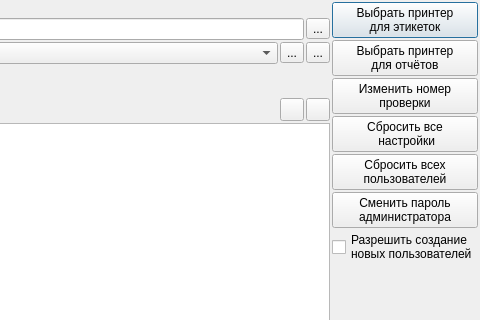
This is src/SettingsDialog.ui in Nodens-LOTGA/CircuitTester as Qt 5 draws it before an edit; both pictures show x 870 to 1350 and y 0 to 320 of the 1350 by 628 pixel window. The edited form follows.
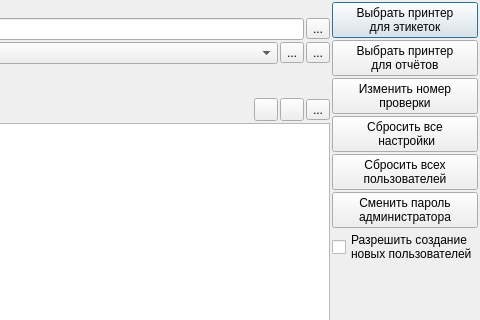
This is the edited form. Icons and pictures are not drawn.

```diff
--- a/src/SettingsDialog.ui
+++ b/src/SettingsDialog.ui
@@ -289,6 +289,17 @@
          </property>
         </widget>
        </item>
+       <item>
+        <widget class="QToolButton" name="editTB">
+         <property name="text">
+          <string>...</string>
+         </property>
+         <property name="icon">
+          <iconset resource="../resources/resources.qrc">
+           <normaloff>:/icon/edit.png</normaloff>:/icon/edit.png</iconset>
+         </property>
+        </widget>
+       </item>
       </layout>
      </item>
      <item>
```
